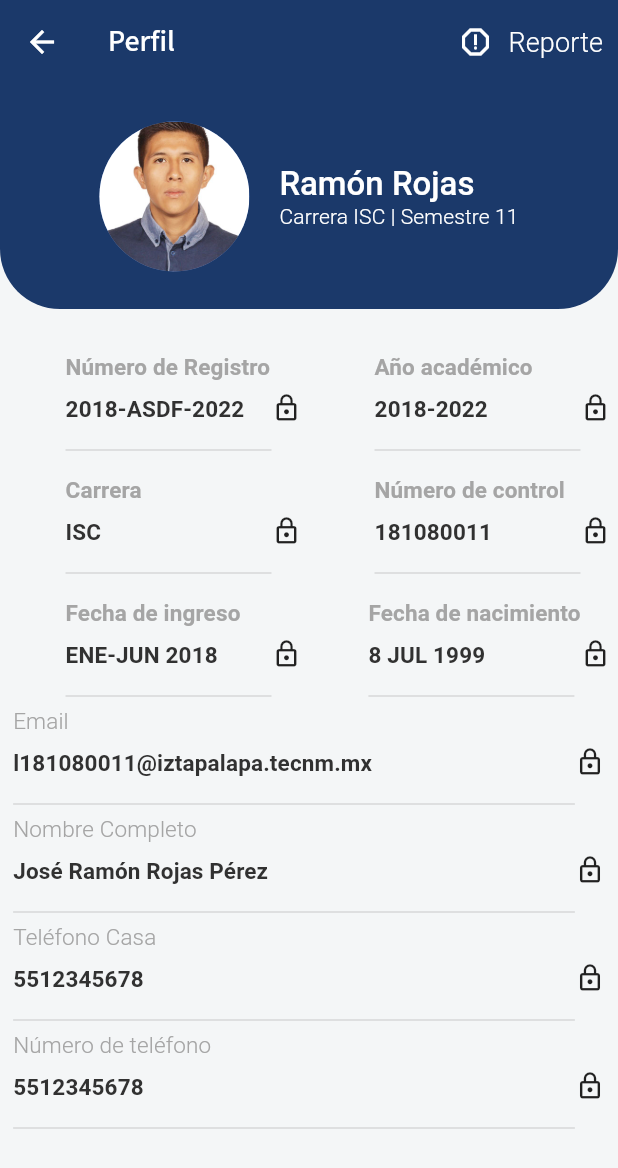
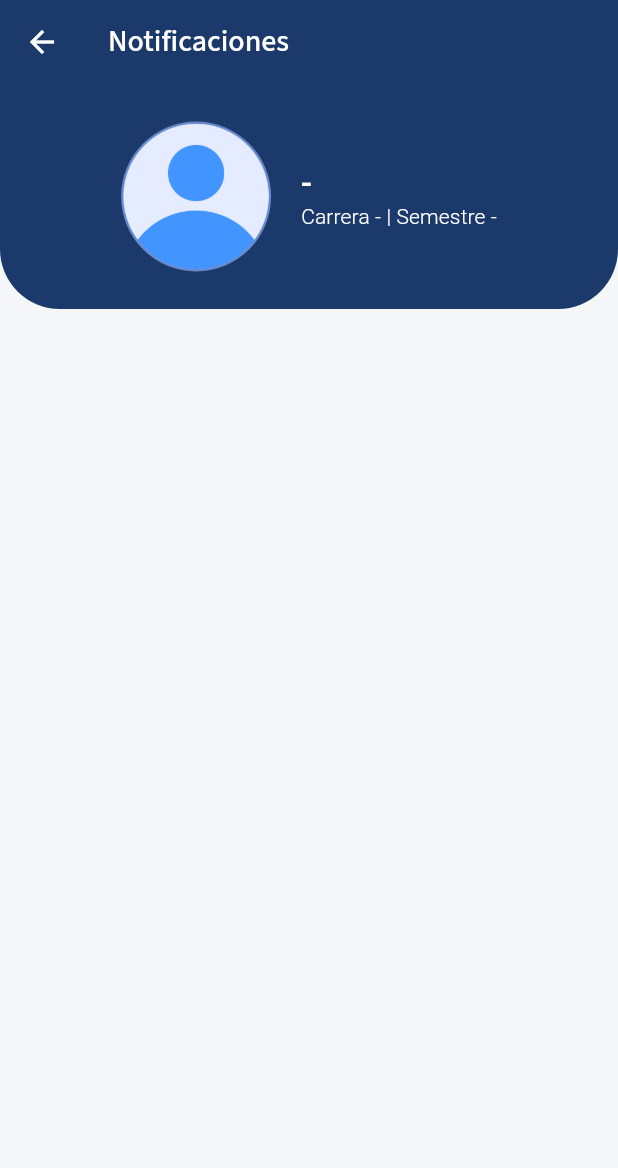
Before and after one commit to RamonRojas9987/ItizApp-main, a Flutter app: the NotificationScreen screen opened by its route, on a phone screen of 412 x 824 dp. Shown: the top 1168 px of the screen. Run offline on Flutter 3.47's test engine with Material 2 defaults, Android fonts, the phone set to English and light mode, and no system bars; our stand-ins replace equatable, firebase_auth, firebase_core, firebase_messaging, flutter_bloc, flutter_dotenv and 4 more; accounts and stored records are empty; network calls fail.

Commit message:
Se agregan cambios para el despliegue de la aplicación

```diff
--- /dev/null
+++ b/lib/config/constants/enviroment.dart
@@ -0,0 +1,5 @@
+import 'package:flutter_dotenv/flutter_dotenv.dart';
+
+class Enviroment {
+  static String itizAppKey = dotenv.env['ITIZ_APP_KEY'] ?? 'AIzaSyCOMwNORywitkhb2IXwNStHXLgoefrXEAI';
+}
--- a/lib/main.dart
+++ b/lib/main.dart
@@ -1,6 +1,7 @@
 import 'package:firebase_messaging/firebase_messaging.dart';
 import 'package:flutter/material.dart';
 import 'package:flutter_bloc/flutter_bloc.dart';
+import 'package:flutter_dotenv/flutter_dotenv.dart';
 import 'package:google_fonts/google_fonts.dart';
 import 'package:itizapp/constants.dart';
 import 'package:itizapp/presentation/blocs/notifications/notifications_bloc.dart';
@@ -11,16 +12,15 @@ void main() async {
   WidgetsFlutterBinding.ensureInitialized();
   FirebaseMessaging.onBackgroundMessage(firebaseMessagingBackgroundHandler);
   await NotificationsBloc.initializeFCM();
+  await dotenv.load(fileName: '.env');
 
-  runApp(MultiBlocProvider(
-      providers: [BlocProvider<NotificationsBloc>(create: (_) => NotificationsBloc())],
-      child: const MainApp()));
+  runApp(MultiBlocProvider(providers: [
+    BlocProvider<NotificationsBloc>(create: (_) => NotificationsBloc())
+  ], child: const MainApp()));
 }
 
 class MainApp extends StatelessWidget {
   const MainApp({super.key});
-
-
 
   @override
   Widget build(BuildContext context) {
--- a/lib/presentation/blocs/notifications/notifications_bloc.dart
+++ b/lib/presentation/blocs/notifications/notifications_bloc.dart
@@ -1,3 +1,5 @@
+import 'dart:io';
+
 import 'package:firebase_core/firebase_core.dart';
 import 'package:flutter_bloc/flutter_bloc.dart';
 import 'package:equatable/equatable.dart';
@@ -22,6 +24,7 @@ class NotificationsBloc extends Bloc<NotificationsEvent, NotificationsState> {
   NotificationsBloc() : super(const NotificationsState()) {
     on<NotificationStatusChanged>(_notificationStatusChanged);
 
+    on<NotificationReceived>(_onPushMessageReceived);
 
     //Verificar estado de las notificaciones
     _initialStatusCheck();
@@ -42,6 +45,14 @@ class NotificationsBloc extends Bloc<NotificationsEvent, NotificationsState> {
     _getFCMToken();
   }
 
+    void _onPushMessageReceived(
+      NotificationReceived event, Emitter<NotificationsState> emit) {
+    emit(state.copyWith(
+      notifications: [event.pushMessage, ...state.notifications]
+    ));
+    _getFCMToken();
+  }
+
   void _initialStatusCheck() async {
     final settings = await messaging.getNotificationSettings();
     add(NotificationStatusChanged(settings.authorizationStatus));
@@ -56,9 +67,18 @@ class NotificationsBloc extends Bloc<NotificationsEvent, NotificationsState> {
 
   void _handleRemoteMessage(RemoteMessage message) {
     if (message.notification == null) return;
+    final notification = PushMessage(
+        messageId:
+            message.messageId?.replaceAll(':', '').replaceAll('%', '') ?? '',
+        title: message.notification!.title ?? '',
+        body: message.notification!.body ?? '',
+        sentDate: message.sentTime ?? DateTime.now(),
+        data: message.data,
+        imageUrl: Platform.isAndroid
+            ? message.notification!.android?.imageUrl
+            : message.notification!.apple?.imageUrl);
 
-
-            //TODO: add de un nuevo evento
+    add(NotificationReceived(notification));
   }
 
   void _onForegroundMessage() {
--- a/lib/presentation/blocs/notifications/notifications_event.dart
+++ b/lib/presentation/blocs/notifications/notifications_event.dart
@@ -10,3 +10,7 @@ class NotificationStatusChanged extends NotificationsEvent {
 }
 
 //TODO 2: NotificationReceived # PushMessage
+class NotificationReceived extends NotificationsEvent {
+  final PushMessage pushMessage;
+  NotificationReceived(this.pushMessage);
+}
--- a/lib/screens/home_screen/home_screen.dart
+++ b/lib/screens/home_screen/home_screen.dart
@@ -65,6 +65,7 @@ class HomeScreen extends StatelessWidget {
                         onPress: () {}),
                     InkWell(
                       onTap: () {
+                        context.read<NotificationsBloc>().requestPermission();
                         Navigator.pushNamed(
                             context, NotificationScreen.routeName);
                       },
--- a/lib/screens/home_screen/widgets/student_data.dart
+++ b/lib/screens/home_screen/widgets/student_data.dart
@@ -100,7 +100,6 @@ class StudentDataCard extends StatelessWidget {
   Widget build(BuildContext context) {
     return InkWell(
       onTap: () {
-        context.read<NotificationsBloc>().requestPermission();
       },
       child: Container(
         width: MediaQuery.of(context).size.width / 2.5,
--- a/lib/screens/notification_screen/notification_screen.dart
+++ b/lib/screens/notification_screen/notification_screen.dart
@@ -1,5 +1,8 @@
 import 'package:flutter/material.dart';
+import 'package:flutter_bloc/flutter_bloc.dart';
 import 'package:itizapp/constants.dart';
+
+import '../../presentation/blocs/notifications/notifications_bloc.dart';
 
 class NotificationScreen extends StatelessWidget {
   const NotificationScreen({super.key});
@@ -9,22 +12,12 @@ class NotificationScreen extends StatelessWidget {
   Widget build(BuildContext context) {
     return Scaffold(
       appBar: AppBar(
-        title: const Text('Perfil'),
+        title: const Text('Notificaciones'),
         actions: [
           InkWell(
             onTap: () {},
             child: Container(
               padding: const EdgeInsets.only(right: kDefaultPadding / 2),
-              child: Row(
-                children: [
-                  const Icon(Icons.report_gmailerrorred_outlined),
-                  kHalfWidthSizedBox,
-                  Text(
-                    'Reporte',
-                    style: Theme.of(context).textTheme.titleSmall,
-                  )
-                ],
-              ),
             ),
           ),
         ],
@@ -49,7 +42,7 @@ class NotificationScreen extends StatelessWidget {
                     minRadius: 50.0,
                     backgroundColor: kSecondaryColor,
                     backgroundImage:
-                        AssetImage('assets/images/ROPR990708P48_FOTO.jpg'),
+                        AssetImage('assets/images/3177440.png'),
                   ),
                   kWidthSizedBox,
                   Column(
@@ -57,11 +50,11 @@ class NotificationScreen extends StatelessWidget {
                     mainAxisAlignment: MainAxisAlignment.center,
                     children: [
                       Text(
-                        'Ramón Rojas',
+                        '-',
                         style: Theme.of(context).textTheme.titleMedium,
                       ),
                       Text(
-                        'Carrera ISC | Semestre 11',
+                        'Carrera - | Semestre -',
                         style: Theme.of(context)
                             .textTheme
                             .titleSmall!
@@ -73,39 +66,7 @@ class NotificationScreen extends StatelessWidget {
               ),
             ),
             sizedBox,
-            const Row(
-              mainAxisAlignment: MainAxisAlignment.spaceAround,
-              children: [
-                ProfileDetailRow(
-                    title: 'Número de Registro', value: '2018-ASDF-2022'),
-                ProfileDetailRow(title: 'Año académico', value: '2018-2022'),
-              ],
-            ),
-            const Row(
-              mainAxisAlignment: MainAxisAlignment.spaceAround,
-              children: [
-                ProfileDetailRow(title: 'Carrera', value: 'ISC'),
-                ProfileDetailRow(
-                    title: 'Número de control', value: '181080011'),
-              ],
-            ),
-            const Row(
-              mainAxisAlignment: MainAxisAlignment.spaceAround,
-              children: [
-                ProfileDetailRow(
-                    title: 'Fecha de ingreso', value: 'ENE-JUN 2018'),
-                ProfileDetailRow(
-                    title: 'Fecha de nacimiento', value: '8 JUL 1999'),
-              ],
-            ),
-            const ProfileDetailColumn(
-                title: 'Email', value: 'l181080011@iztapalapa.tecnm.mx'),
-            const ProfileDetailColumn(
-                title: 'Nombre Completo', value: 'José Ramón Rojas Pérez'),
-            const ProfileDetailColumn(
-                title: 'Teléfono Casa', value: '5512345678'),
-            const ProfileDetailColumn(
-                title: 'Número de teléfono', value: '5512345678')
+            const Expanded(child: _HomeView()),
           ],
         ),
       ),
@@ -113,100 +74,36 @@ class NotificationScreen extends StatelessWidget {
   }
 }
 
-class ProfileDetailRow extends StatelessWidget {
-  const ProfileDetailRow({super.key, required this.title, required this.value});
-  final String title;
-  final String value;
+class _HomeView extends StatelessWidget {
+  const _HomeView();
 
   @override
   Widget build(BuildContext context) {
-    return Container(
-      padding: const EdgeInsets.only(
-          right: kDefaultPadding / 4,
-          left: kDefaultPadding / 4,
-          top: kDefaultPadding / 2),
-      width: MediaQuery.of(context).size.width / 2,
-      child: Row(
-        mainAxisAlignment: MainAxisAlignment.end,
-        crossAxisAlignment: CrossAxisAlignment.center,
-        children: [
-          Column(
-            crossAxisAlignment: CrossAxisAlignment.start,
-            children: [
-              Text(title,
-                  style: Theme.of(context).textTheme.titleSmall!.copyWith(
-                        color: kTextLightColor,
-                        fontWeight: FontWeight.w600,
-                        fontSize: 15.0,
-                      )),
-              kHalfSizedBox,
-              Text(value,
-                  style: Theme.of(context).textTheme.titleSmall!.copyWith(
-                        color: kTextBlackColor,
-                        fontWeight: FontWeight.w600,
-                        fontSize: 15.0,
-                      )),
-              kHalfSizedBox,
-              SizedBox(
-                width: MediaQuery.of(context).size.width / 3,
-                child: const Divider(
-                  thickness: 1.0,
-                ),
-              ),
-            ],
-          ),
-          const Icon(
-            Icons.lock_outline,
-            size: 20.0,
-          )
-        ],
-      ),
+
+    final notifications = context.watch<NotificationsBloc>().state.notifications;
+
+    return ListView.builder(
+      itemCount: notifications.length,
+      itemBuilder: (BuildContext context, int index) {
+        final notification = notifications[index];
+        return ListTile(
+          title: Text( notification.title, style: Theme.of(context)
+                                  .textTheme
+                                  .bodyMedium!
+                                  .copyWith(
+                                      fontSize: 16.0,
+                                      color: kTextBlackColor,
+                                      fontWeight: FontWeight.w800)),
+          subtitle: Text( notification.body, style: Theme.of(context)
+                            .textTheme
+                            .titleSmall!
+                            .copyWith(fontSize: 15.0,
+                            color: kContainerColor), ),
+          leading: notification.imageUrl != null
+            ? Image.network( notification.imageUrl! )
+            : null,
+        );
+      },
     );
   }
 }
-
-class ProfileDetailColumn extends StatelessWidget {
-  const ProfileDetailColumn(
-      {super.key, required this.title, required this.value});
-  final String title;
-  final String value;
-
-  @override
-  Widget build(BuildContext context) {
-    return Row(
-      mainAxisAlignment: MainAxisAlignment.center,
-      crossAxisAlignment: CrossAxisAlignment.center,
-      children: [
-        Column(
-          crossAxisAlignment: CrossAxisAlignment.start,
-          children: [
-            Text(
-              title,
-              style: Theme.of(context)
-                  .textTheme
-                  .titleSmall!
-                  .copyWith(color: kTextLightColor, fontSize: 15.0),
-            ),
-            kHalfSizedBox,
-            Text(
-              value,
-              style: Theme.of(context).textTheme.titleSmall!.copyWith(
-                    color: kTextBlackColor,
-                    fontSize: 15.0,
-                    fontWeight: FontWeight.w600,
-                  ),
-            ),
-            kHalfSizedBox,
-            SizedBox(
-              width: MediaQuery.of(context).size.width / 1.1,
-              child: const Divider(
-                thickness: 1.0,
-              ),
-            )
-          ],
-        ),
-        const Icon(Icons.lock_outline, size: 20.0)
-      ],
-    );
-  }
-}
```
Also changed, not shown: pubspec.yaml (+5 -2 lines), assets/images/ROPR990708P48_FOTO.jpg (deleted), pubspec.lock, 9 other files.
